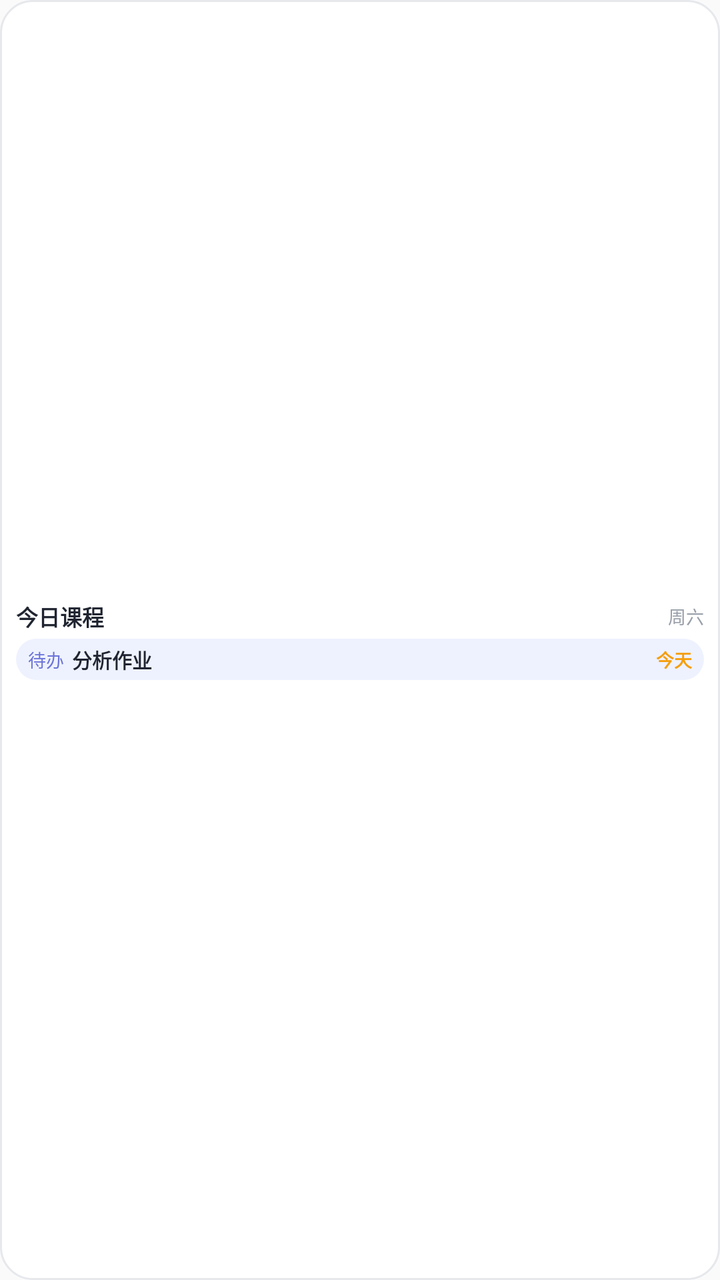
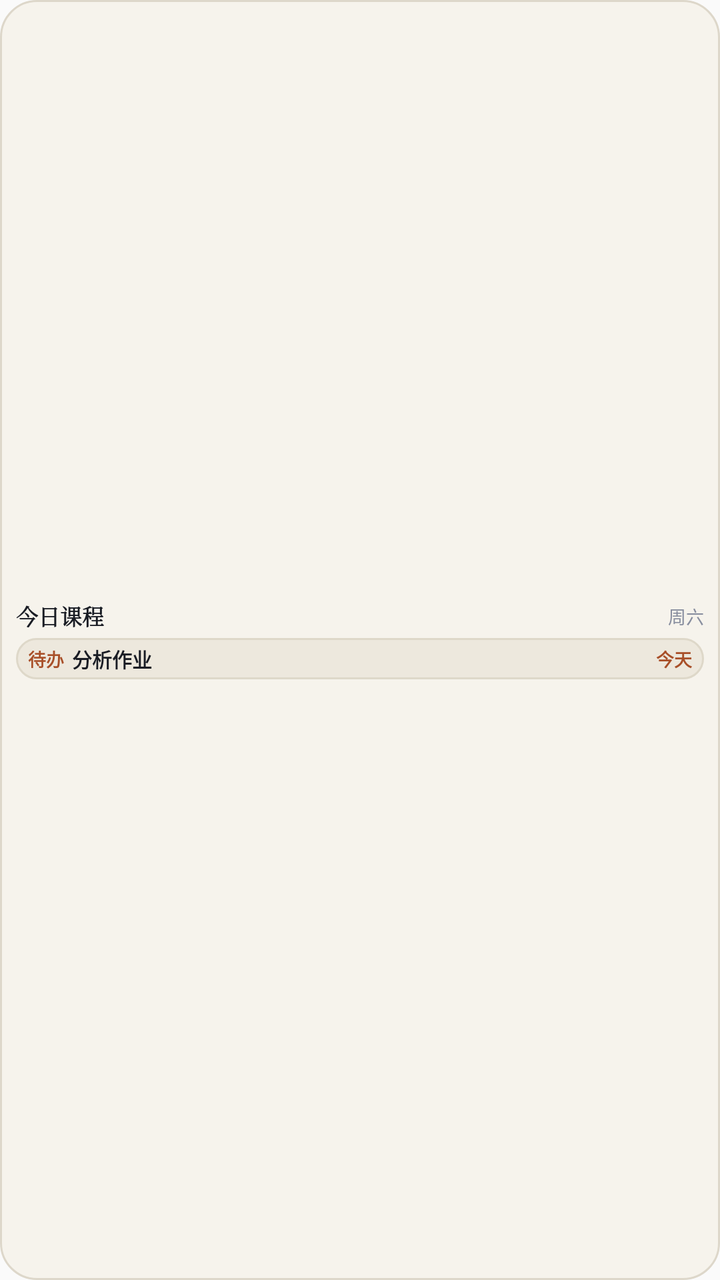

Compare the two renders of this Android layout. The source of the first and the diff that turns it into the second are given below.
<!-- AndroidManifest.xml: application theme AppTheme -->
<!-- res/layout/widget_layout_1x2.xml -->
<?xml version="1.0" encoding="utf-8"?>
<FrameLayout xmlns:android="http://schemas.android.com/apk/res/android"
    android:id="@+id/widget_root"
    android:layout_width="match_parent"
    android:layout_height="match_parent"
    android:background="@drawable/widget_bg"
    android:paddingHorizontal="8dp"
    android:paddingVertical="5dp">

    <LinearLayout
        android:layout_width="match_parent"
        android:layout_height="match_parent"
        android:gravity="center_vertical"
        android:orientation="vertical">

        <LinearLayout
            android:layout_width="match_parent"
            android:layout_height="wrap_content"
            android:gravity="center_vertical"
            android:orientation="horizontal">

            <TextView
                android:id="@+id/widget_title"
                android:layout_width="0dp"
                android:layout_height="wrap_content"
                android:layout_weight="1"
                android:ellipsize="end"
                android:singleLine="true"
                android:text="今日课程"
                android:textColor="#1f2430"
                android:textSize="11sp"
                android:textStyle="bold" />

            <TextView
                android:id="@+id/widget_date"
                android:layout_width="wrap_content"
                android:layout_height="wrap_content"
                android:paddingStart="4dp"
                android:singleLine="true"
                android:text="周六"
                android:textColor="#9aa0aa"
                android:textSize="9sp" />
        </LinearLayout>

        <LinearLayout
            android:layout_width="match_parent"
            android:layout_height="wrap_content"
            android:layout_marginTop="3dp"
            android:background="@drawable/widget_todo_bg"
            android:gravity="center_vertical"
            android:orientation="horizontal"
            android:paddingHorizontal="6dp"
            android:paddingVertical="3dp">

            <TextView
                android:id="@+id/todo_label"
                android:layout_width="wrap_content"
                android:layout_height="wrap_content"
                android:paddingEnd="4dp"
                android:singleLine="true"
                android:text="待办"
                android:textColor="#6b73d8"
                android:textSize="9sp" />

            <TextView
                android:id="@+id/todo_title"
                android:layout_width="0dp"
                android:layout_height="wrap_content"
                android:layout_weight="1"
                android:ellipsize="end"
                android:singleLine="true"
                android:text="分析作业"
                android:textColor="#1f2430"
                android:textSize="10sp"
                android:textStyle="bold" />

            <TextView
                android:id="@+id/todo_remain"
                android:layout_width="wrap_content"
                android:layout_height="wrap_content"
                android:paddingStart="4dp"
                android:singleLine="true"
                android:text="今天"
                android:textColor="#f59e0b"
                android:textSize="9sp"
                android:textStyle="bold" />
        </LinearLayout>

    </LinearLayout>
</FrameLayout>
<!-- resources referenced by this layout -->
<resources>
  <!-- drawable widget_bg (drawable) -->
  <?xml version="1.0" encoding="utf-8"?>
  <shape xmlns:android="http://schemas.android.com/apk/res/android"
      android:shape="rectangle">
      <solid android:color="#ffffff" />
      <corners android:radius="16dp" />
      <stroke
          android:width="1dp"
          android:color="#e6e8ec" />
  </shape>
  <!-- drawable widget_todo_bg (drawable) -->
  <?xml version="1.0" encoding="utf-8"?>
  <shape xmlns:android="http://schemas.android.com/apk/res/android"
      android:shape="rectangle">
      <solid android:color="#eef2ff" />
      <corners android:radius="12dp" />
  </shape>
  <style name="AppTheme" parent="Theme.AppCompat.Light.DarkActionBar">
          
          <item name="colorPrimary">@color/colorPrimary</item>
          <item name="colorPrimaryDark">@color/colorPrimaryDark</item>
          <item name="colorAccent">@color/colorAccent</item>
      </style>
</resources>

<!-- the commit's change to res/layout/widget_layout_1x2.xml (unified diff, before → after) -->
@@ -25,9 +25,10 @@
                 android:layout_height="wrap_content"
                 android:layout_weight="1"
                 android:ellipsize="end"
+                android:fontFamily="serif"
                 android:singleLine="true"
                 android:text="今日课程"
-                android:textColor="#1f2430"
+                android:textColor="@color/widget_ink"
                 android:textSize="11sp"
                 android:textStyle="bold" />
 
@@ -35,10 +36,11 @@
                 android:id="@+id/widget_date"
                 android:layout_width="wrap_content"
                 android:layout_height="wrap_content"
+                android:fontFeatureSettings="tnum"
                 android:paddingStart="4dp"
                 android:singleLine="true"
                 android:text="周六"
-                android:textColor="#9aa0aa"
+                android:textColor="@color/widget_ink_faint"
                 android:textSize="9sp" />
         </LinearLayout>
 
@@ -59,8 +61,9 @@
                 android:paddingEnd="4dp"
                 android:singleLine="true"
                 android:text="待办"
-                android:textColor="#6b73d8"
-                android:textSize="9sp" />
+                android:textColor="@color/widget_due"
+                android:textSize="9sp"
+                android:textStyle="bold" />
 
             <TextView
                 android:id="@+id/todo_title"
@@ -70,7 +73,7 @@
                 android:ellipsize="end"
                 android:singleLine="true"
                 android:text="分析作业"
-                android:textColor="#1f2430"
+                android:textColor="@color/widget_ink"
                 android:textSize="10sp"
                 android:textStyle="bold" />
 
@@ -78,10 +81,11 @@
                 android:id="@+id/todo_remain"
                 android:layout_width="wrap_content"
                 android:layout_height="wrap_content"
+                android:fontFeatureSettings="tnum"
                 android:paddingStart="4dp"
                 android:singleLine="true"
                 android:text="今天"
-                android:textColor="#f59e0b"
+                android:textColor="@color/widget_due"
                 android:textSize="9sp"
                 android:textStyle="bold" />
         </LinearLayout>
<!-- resource entries referenced after the edit -->
@@ -1,21 +1,27 @@
 <!-- resources referenced by this layout -->
 <resources>
+  <color name="widget_due">#A84F28</color>
+  <color name="widget_ink">#191C24</color>
+  <color name="widget_ink_faint">#888E9F</color>
   <!-- drawable widget_bg (drawable) -->
   <?xml version="1.0" encoding="utf-8"?>
   <shape xmlns:android="http://schemas.android.com/apk/res/android"
       android:shape="rectangle">
-      <solid android:color="#ffffff" />
-      <corners android:radius="16dp" />
+      <solid android:color="@color/widget_surface" />
+      <corners android:radius="18dp" />
       <stroke
           android:width="1dp"
-          android:color="#e6e8ec" />
+          android:color="@color/widget_stroke" />
   </shape>
   <!-- drawable widget_todo_bg (drawable) -->
   <?xml version="1.0" encoding="utf-8"?>
   <shape xmlns:android="http://schemas.android.com/apk/res/android"
       android:shape="rectangle">
-      <solid android:color="#eef2ff" />
+      <solid android:color="@color/widget_todo_bg" />
       <corners android:radius="12dp" />
+      <stroke
+          android:width="1dp"
+          android:color="@color/widget_todo_stroke" />
   </shape>
   <style name="AppTheme" parent="Theme.AppCompat.Light.DarkActionBar">
           
@@ -23,5 +29,9 @@
           <item name="colorPrimaryDark">@color/colorPrimaryDark</item>
           <item name="colorAccent">@color/colorAccent</item>
       </style>
+  <color name="widget_surface">#F6F3EC</color>
+  <color name="widget_stroke">#DDD7CA</color>
+  <color name="widget_todo_bg">#EDE8DD</color>
+  <color name="widget_todo_stroke">#DED8C9</color>
 </resources>
 
